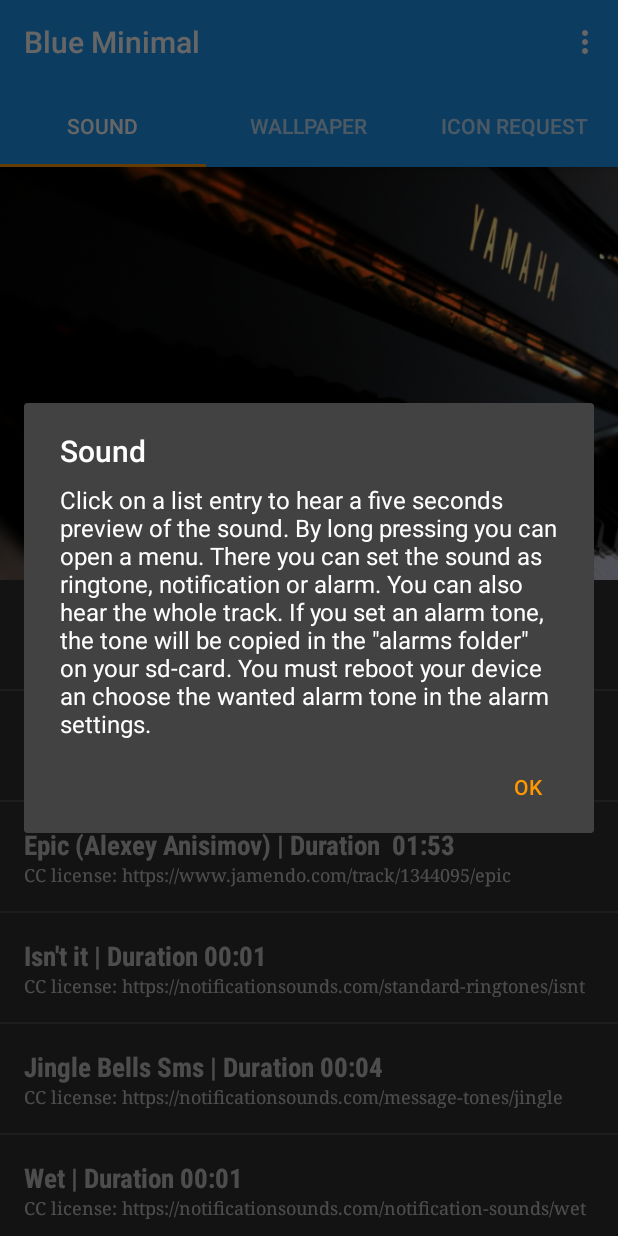
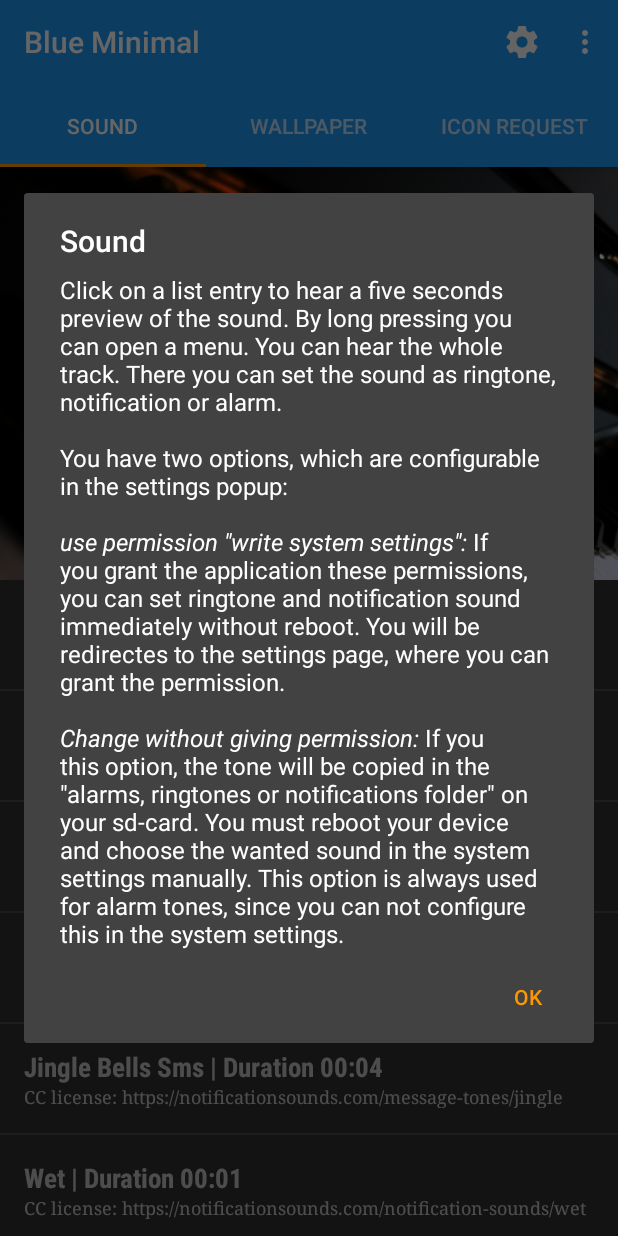
Before and after one commit to ejtejada/Blue-Minimal, an Android app: the screen it shows after launch (Screen_Main), in the options menu, after a tap on "Help", on a phone screen of 412 x 824 dp. Run offline under Robolectric (Android 15) with nearby library versions, the phone set to English and light mode, and no system bars.

Commit message:
made permission "write system settings" optional

```diff
--- a/theme/src/main/java/de/baumann/thema/FragmentRequest.java
+++ b/theme/src/main/java/de/baumann/thema/FragmentRequest.java
@@ -698,6 +698,7 @@ public class FragmentRequest extends Fragment {
         // Inflate the menu; this adds items to the action bar if it is present.
         super.onPrepareOptionsMenu(menu);
         menu.findItem(R.id.color).setVisible(false);
+        menu.findItem(R.id.settings).setVisible(false);
     }
 
     @Override
--- a/theme/src/main/java/de/baumann/thema/Screen_Main.java
+++ b/theme/src/main/java/de/baumann/thema/Screen_Main.java
@@ -89,11 +89,6 @@ public class Screen_Main extends AppCompatActivity {
         File directory = new File(Environment.getExternalStorageDirectory()  + "/Android/data/de.baumann.thema/");
         if (!directory.exists()) {
             directory.mkdirs();
-        }
-
-        File directory_al = new File(Environment.getExternalStorageDirectory()  + "/Alarms/");
-        if (!directory_al.exists()) {
-            directory_al.mkdirs();
         }
 
         try {
--- a/theme/src/main/res/layout/activity_screen_main.xml
+++ b/theme/src/main/res/layout/activity_screen_main.xml
@@ -14,7 +14,6 @@
             android:layout_width="match_parent"
             android:layout_height="?attr/actionBarSize"
             android:background="?attr/colorPrimary"
-            app:layout_scrollFlags="scroll|enterAlways"
             app:popupTheme="@style/ThemeOverlay.AppCompat.Light" />
 
         <android.support.design.widget.TabLayout
@@ -30,8 +29,7 @@
         android:id="@+id/viewpager"
         android:layout_width="match_parent"
         android:layout_height="match_parent"
-        app:layout_behavior="@string/appbar_scrolling_view_behavior"
-        android:paddingBottom="56dp" />
+        app:layout_behavior="@string/appbar_scrolling_view_behavior" />
 
     <android.support.design.widget.FloatingActionButton
         android:id="@+id/fab_rq"
--- a/theme/src/main/res/menu/menu_main.xml
+++ b/theme/src/main/res/menu/menu_main.xml
@@ -2,6 +2,12 @@
     xmlns:tools="http://schemas.android.com/tools"
     xmlns:app="http://schemas.android.com/apk/res-auto"
     tools:context="de.baumann.thema.MainActivity">
+
+    <item
+        android:id="@+id/settings"
+        android:icon="@drawable/ic_settings"
+        android:title="@string/menu_settings"
+        app:showAsAction="ifRoom" />
 
     <item
         android:id="@+id/color"
--- a/theme/src/main/res/values/strings.xml
+++ b/theme/src/main/res/values/strings.xml
@@ -55,6 +55,7 @@
     <string name="menu_license">License</string>
     <string name="menu_color">Color as wallpaper</string>
     <string name="menu_help">Help</string>
+    <string name="menu_settings">Settings</string>
 
 
     //Icon request
@@ -81,7 +82,14 @@
 
     <string name="set_notification_suc">Successfully set as notification.</string>
     <string name="set_ringtone_suc">Successfully set as ringtone.</string>
+
+    <string name="set_notification_suc2">Successfully copied in \"notifications folder\".</string>
+    <string name="set_ringtone_suc2">Successfully copied in \"ringtontes folder\".</string>
+
     <string name="set_alarm_suc">Successfully copied in \"alarms folder\".</string>
+
+    <string name="setting_permission">Use permission \"write system settings\"</string>
+    <string name="setting_permission_not">Do not use permission</string>
 
     <!-- Just leave this in here. If someone is clever enough to decompile the app he can see this -->
 
@@ -113,9 +121,15 @@
     // Help
 
     <string name="help_sound">Click on a list entry to hear a five seconds preview of the sound. By long pressing you can open
-    a menu. There you can set the sound as ringtone, notification or alarm. You can also hear the whole track. If you
-    set an alarm tone, the tone will be copied in the \"alarms folder\" on your sd-card. You must reboot your device an choose the wanted alarm tone
-    in the alarm settings.</string>
+    a menu. You can hear the whole track. There you can set the sound as ringtone, notification or alarm.&lt;br>&lt;br>
+
+    You have two options, which are configurable in the settings popup:&lt;br>&lt;br>
+    &lt;i>use permission \"write system settings\":&lt;/i> If you grant the application these permissions, you can set ringtone and
+    notification sound immediately without reboot. You will be redirectes to the settings page, where you can grant the
+    permission.&lt;br>&lt;br>
+    &lt;i>Change without giving permission:&lt;/i> If you this option, the tone will be copied in the \"alarms, ringtones or
+    notifications folder\" on your sd-card. You must reboot your device and choose the wanted sound in the system settings manually.
+    This option is always used for alarm tones, since you can not configure this in the system settings.</string>
 
     <string name="help_wallpaper">Here you can set a wallpaper. You can also set a color as wallpaper.
         Just click the menu entry.</string>
```
Also changed, not shown: theme/src/main/java/de/baumann/thema/FragmentSound.java (+123 -19 lines), theme/src/main/java/de/baumann/thema/FragmentWallpaper.java (+8 -0 lines), theme/src/main/res/drawable-hdpi/ic_settings.png (added), theme/src/main/res/drawable-mdpi/ic_settings.png (added), theme/src/main/res/drawable-xhdpi/ic_settings.png (added), theme/src/main/res/drawable-xxhdpi/ic_settings.png (added), theme/src/main/res/drawable-xxxhdpi/ic_settings.png (added), 2 other files.
